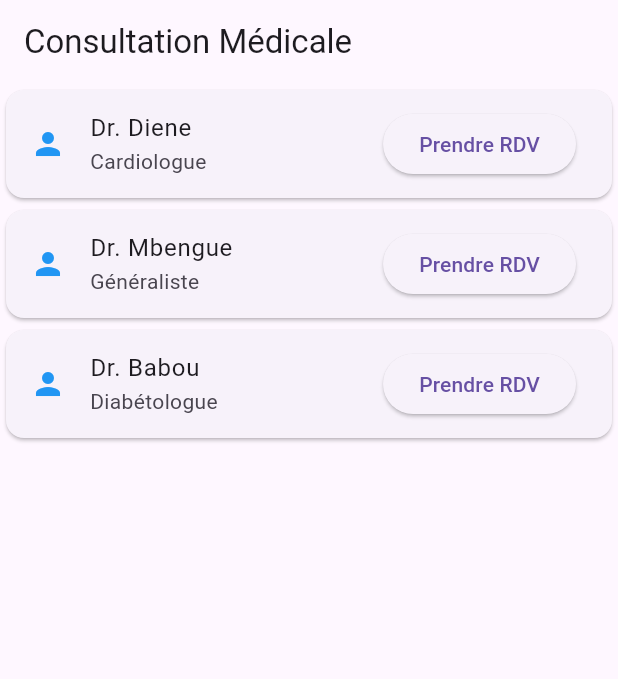
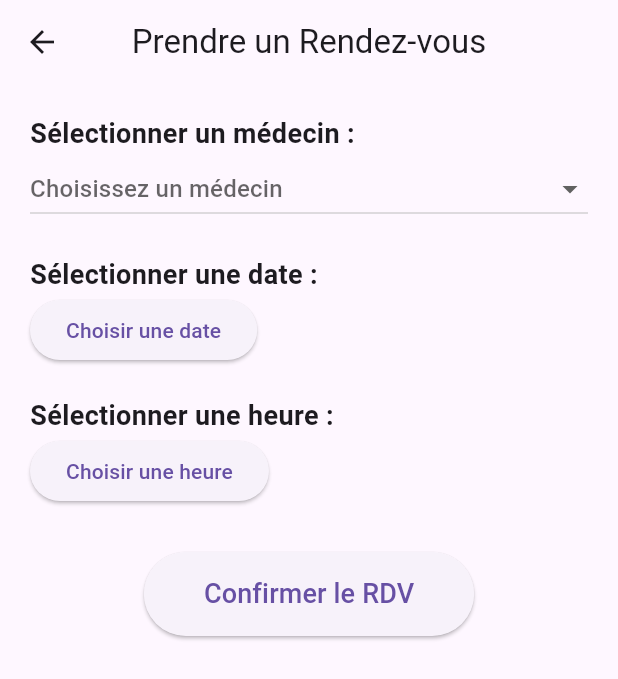
Before and after one commit to amyndoyediene/amisante10, a Flutter app: the ConsultationPage screen opened directly, after a tap on "Prendre RDV", on a phone screen of 412 x 824 dp. Shown: the top 679 px of the screen. Run offline on Flutter 3.47's test engine with Material 3 defaults, Android fonts, the phone set to English and light mode, and no system bars.

Commit message:
je suis ici

```diff
--- a/lib/page/assistance.dart
+++ b/lib/page/assistance.dart
@@ -24,6 +24,11 @@ class ConsultationPage extends StatelessWidget {
               trailing: ElevatedButton(
                 onPressed: () {
                   // Réserver une consultation
+                  Navigator.push(
+                context,
+                MaterialPageRoute(builder: (context) =>RDVPage
+                ()),
+              );
                 },
                 child: Text("Prendre RDV"),
               ),
@@ -34,3 +39,128 @@ class ConsultationPage extends StatelessWidget {
     );
   }
 }
+///////////////////////////////////////////////////////////////
+///
+
+
+class RDVPage extends StatefulWidget {
+  @override
+  _RDVPageState createState() => _RDVPageState();
+}
+
+class _RDVPageState extends State<RDVPage> {
+  DateTime? selectedDate;
+  TimeOfDay? selectedTime;
+  String? selectedDoctor;
+
+  final List<String> doctors = [
+    "Dr. Jean Dupont - Généraliste",
+    "Dr. Marie Curie - Cardiologue",
+    "Dr. Ahmed Diallo - Dentiste",
+    "Dr. Lisa Martin - Ophtalmologue"
+  ];
+
+  Future<void> _selectDate(BuildContext context) async {
+    final DateTime? picked = await showDatePicker(
+      context: context,
+      initialDate: DateTime.now(),
+      firstDate: DateTime.now(),
+      lastDate: DateTime(2100),
+    );
+
+    if (picked != null && picked != selectedDate) {
+      setState(() {
+        selectedDate = picked;
+      });
+    }
+  }
+
+  Future<void> _selectTime(BuildContext context) async {
+    final TimeOfDay? picked = await showTimePicker(
+      context: context,
+      initialTime: TimeOfDay.now(),
+    );
+
+    if (picked != null && picked != selectedTime) {
+      setState(() {
+        selectedTime = picked;
+      });
+    }
+  }
+
+  void _confirmRDV() {
+    if (selectedDate != null && selectedTime != null && selectedDoctor != null) {
+      ScaffoldMessenger.of(context).showSnackBar(
+        SnackBar(content: Text("Rendez-vous confirmé avec $selectedDoctor le ${selectedDate!.day}/${selectedDate!.month}/${selectedDate!.year} à ${selectedTime!.format(context)}")),
+      );
+    } else {
+      ScaffoldMessenger.of(context).showSnackBar(
+        SnackBar(content: Text("Veuillez compléter toutes les informations")),
+      );
+    }
+  }
+
+  @override
+  Widget build(BuildContext context) {
+    return Scaffold(
+      appBar: AppBar(
+        title: Text("Prendre un Rendez-vous"),
+        centerTitle: true,
+      ),
+      body: Padding(
+        padding: EdgeInsets.all(20),
+        child: Column(
+          crossAxisAlignment: CrossAxisAlignment.start,
+          children: [
+            Text("Sélectionner un médecin :", style: TextStyle(fontSize: 18, fontWeight: FontWeight.bold)),
+            DropdownButton<String>(
+              value: selectedDoctor,
+              isExpanded: true,
+              hint: Text("Choisissez un médecin"),
+              items: doctors.map((doctor) {
+                return DropdownMenuItem<String>(
+                  value: doctor,
+                  child: Text(doctor),
+                );
+              }).toList(),
+              onChanged: (value) {
+                setState(() {
+                  selectedDoctor = value;
+                });
+              },
+            ),
+            SizedBox(height: 20),
+
+            Text("Sélectionner une date :", style: TextStyle(fontSize: 18, fontWeight: FontWeight.bold)),
+            ElevatedButton(
+              onPressed: () => _selectDate(context),
+              child: Text(selectedDate == null
+                  ? "Choisir une date"
+                  : "${selectedDate!.day}/${selectedDate!.month}/${selectedDate!.year}"),
+            ),
+            SizedBox(height: 20),
+
+            Text("Sélectionner une heure :", style: TextStyle(fontSize: 18, fontWeight: FontWeight.bold)),
+            ElevatedButton(
+              onPressed: () => _selectTime(context),
+              child: Text(selectedTime == null
+                  ? "Choisir une heure"
+                  : selectedTime!.format(context)),
+            ),
+            SizedBox(height: 30),
+
+            Center(
+              child: ElevatedButton(
+                style: ElevatedButton.styleFrom(
+                  padding: EdgeInsets.symmetric(horizontal: 40, vertical: 15),
+                ),
+                onPressed: _confirmRDV,
+                child: Text("Confirmer le RDV", style: TextStyle(fontSize: 18)),
+              ),
+            ),
+          ],
+        ),
+      ),
+    );
+  }
+}
```
Also changed, not shown: lib/page/welcome1.dart (+32 -4 lines).
